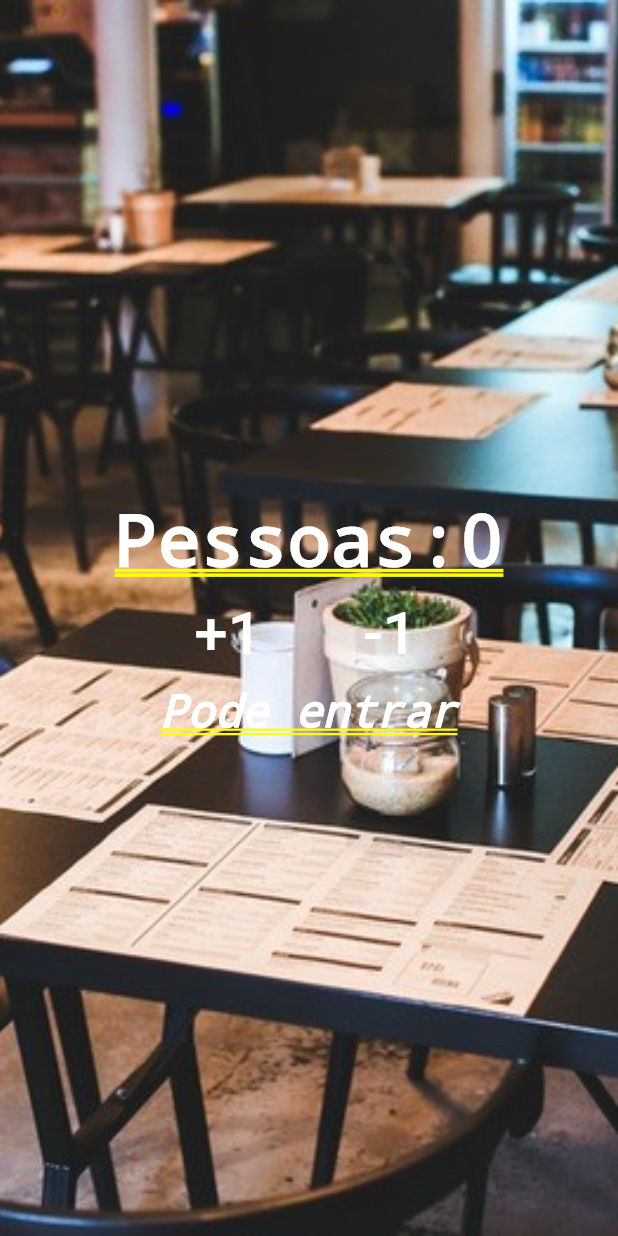
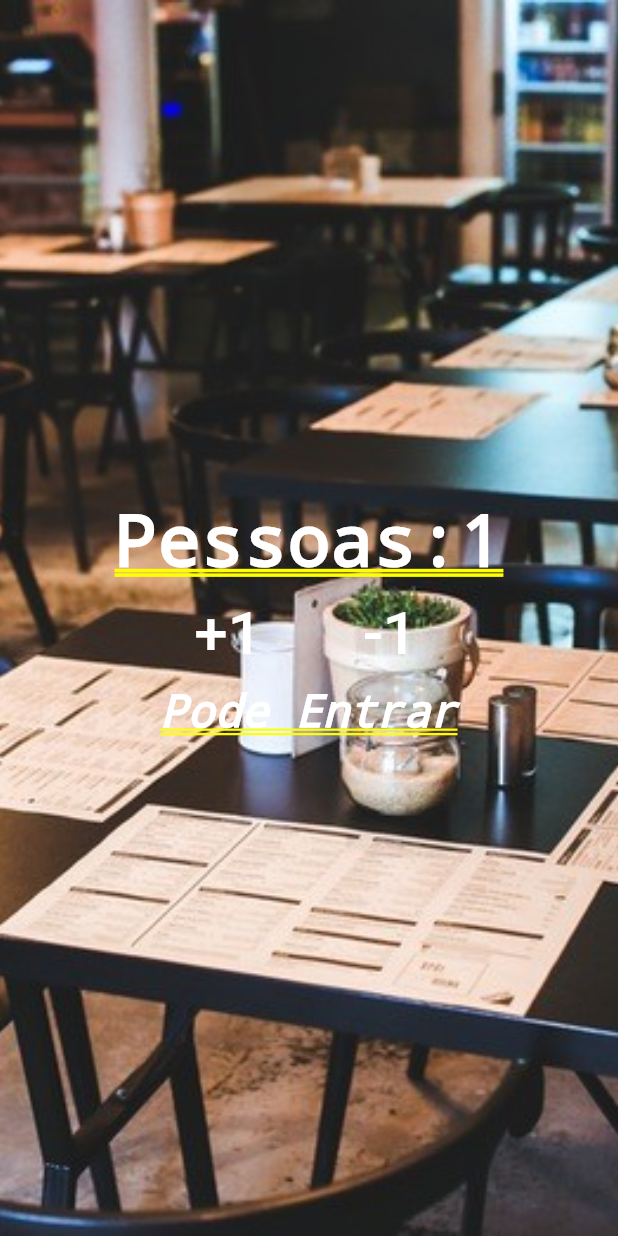
Before and after one commit to betobr12/contador_pessoas-flutter, a Flutter app: the screen it shows after launch, after a tap on "+1", on a phone screen of 412 x 824 dp. Run offline on Flutter 3.47's test engine with Material 2 defaults, Android fonts, the phone set to English and light mode, and no system bars.

Commit message:
final development

```diff
--- a/lib/main.dart
+++ b/lib/main.dart
@@ -1,9 +1,34 @@
 import 'package:flutter/material.dart';
 
 void main() {
-  runApp(new MaterialApp(
-      title: "Contador de Pessoas",
-      home: Stack(
+  runApp(new MaterialApp(title: "Contador de Pessoas", home: Home()));
+}
+
+class Home extends StatefulWidget {
+  @override
+  _HomeState createState() => _HomeState();
+}
+
+class _HomeState extends State<Home> {
+  int _people = 0;
+  String _infoText = "Pode Entrar";
+
+  void _changePeople(int delta) {
+    setState(() {
+      _people += delta;
+      if (_people < 0) {
+        _infoText = "mundo inverso";
+      } else if (_people > 12) {
+        _infoText = "Lotado, aguarde";
+      } else {
+        _infoText = "Pode Entrar";
+      }
+    });
+  }
+
+  @override
+  Widget build(BuildContext context) {
+    return Stack(
       children: <Widget>[
         Image.asset(
           "images/ee.jpg",
@@ -14,13 +39,11 @@ void main() {
           mainAxisAlignment: MainAxisAlignment.center,
           children: <Widget>[
             Text(
-                "Pessoas:0",
+              "Pessoas:$_people",
               style:
                   TextStyle(color: Colors.white, fontWeight: FontWeight.bold),
             ),
-              Row(
-                  mainAxisAlignment: MainAxisAlignment.center,
-                  children: <Widget>[
+            Row(mainAxisAlignment: MainAxisAlignment.center, children: <Widget>[
               Padding(
                 padding: EdgeInsets.all(10.0),
                 child: FlatButton(
@@ -28,7 +51,9 @@ void main() {
                     "+1",
                     style: TextStyle(fontSize: 40.0, color: Colors.white),
                   ),
-                        onPressed: () {},
+                  onPressed: () {
+                    _changePeople(1);
+                  },
                 ),
               ),
               Padding(
@@ -38,12 +63,14 @@ void main() {
                     "-1",
                     style: TextStyle(fontSize: 40.0, color: Colors.white),
                   ),
-                        onPressed: () {},
+                  onPressed: () {
+                    _changePeople(-1);
+                  },
                 ),
               ),
             ]),
             Text(
-                "Pode entrar",
+              _infoText,
               style: TextStyle(
                   color: Colors.white,
                   fontWeight: FontWeight.bold,
@@ -53,5 +80,6 @@ void main() {
           ],
         ),
       ],
-      )));
+    );
   }
+}
```
Also changed, not shown: 1 other file. Lines whose indentation alone changed are shown as unchanged.
